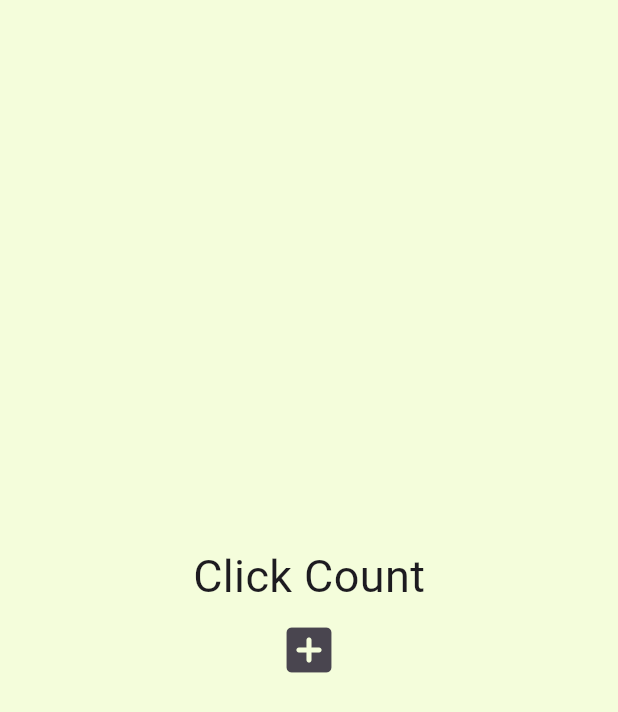
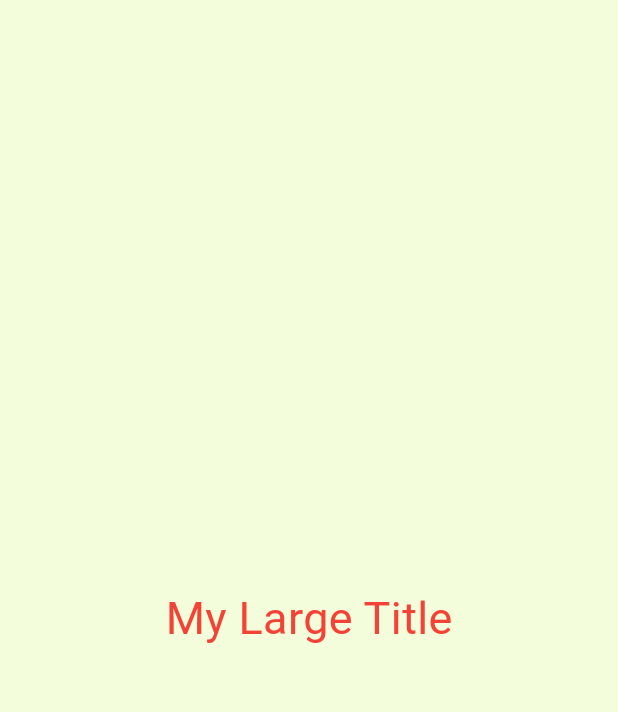
Before and after one commit to ardenspace/practice-flutter, a Flutter app: the screen it shows after launch, on a phone screen of 412 x 824 dp. Shown: the top 712 px of the screen. Run offline on Flutter 3.47's test engine with Material 3 defaults, Android fonts, the phone set to English and light mode, and no system bars.

Commit message:
TIL: context 개념

```diff
--- a/toonflix/lib/main.dart
+++ b/toonflix/lib/main.dart
@@ -23,32 +23,40 @@ class _AppState extends State<App> {
   // state의 개념이 있음 state 없이 그냥 함수를 때려 넣으면 아무것도 안 바뀜
   // 왜? 플러터가 지금 이게 바뀌고 있는 건지 아닌지 감지를 못함 여기서 필요한 게?
   // setState임 ... 짱이지? 이걸 써줘야 플러터가 새로운 데이터가 있다는 걸 알게 되는 거임!
-  void onClicked() {
-    setState(() {
-      numbers.add(numbers.length);
-    });
-  }
 
   @override
   Widget build(BuildContext context) {
     return MaterialApp(
-      home: Scaffold(
-        backgroundColor: const Color(0xFFF4FDDB),
+      theme: ThemeData(
+        // 설정 한 번으로 모든 테마를 유지할 수 있다.
+        textTheme: const TextTheme(titleLarge: TextStyle(color: Colors.red)),
+      ),
+      home: const Scaffold(
+        backgroundColor: Color(0xFFF4FDDB),
         body: Center(
           child: Column(
             mainAxisAlignment: MainAxisAlignment.center,
-            children: [
-              const Text("Click Count", style: TextStyle(fontSize: 30)),
-              for (var n in numbers) Text('$n'),
-              IconButton(
-                iconSize: 40,
-                onPressed: onClicked,
-                icon: const Icon(Icons.add_box_rounded),
-              ),
-            ],
+            children: [MyLargeTitle()],
+            // 자 그럼 이 칠드런이 저 제일 대빵 요소에 닿아야만 테마가 작동된다.
+            // 이걸 도와주는 게 context임!
           ),
         ),
       ),
     );
   }
 }
+
+class MyLargeTitle extends StatelessWidget {
+  const MyLargeTitle({super.key});
+
+  @override
+  Widget build(BuildContext context) {
+    return Text(
+      "My Large Title",
+      style: TextStyle(
+        fontSize: 30,
+        color: Theme.of(context).textTheme.titleLarge?.color,
+      ),
+    );
+  }
+}
```
